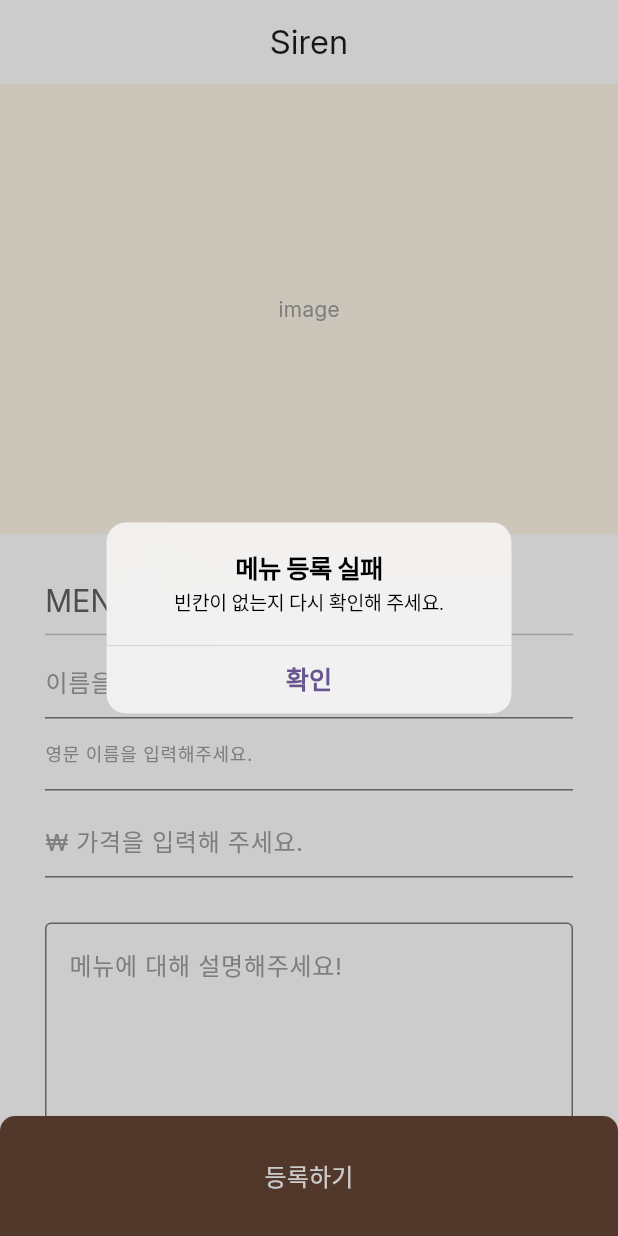
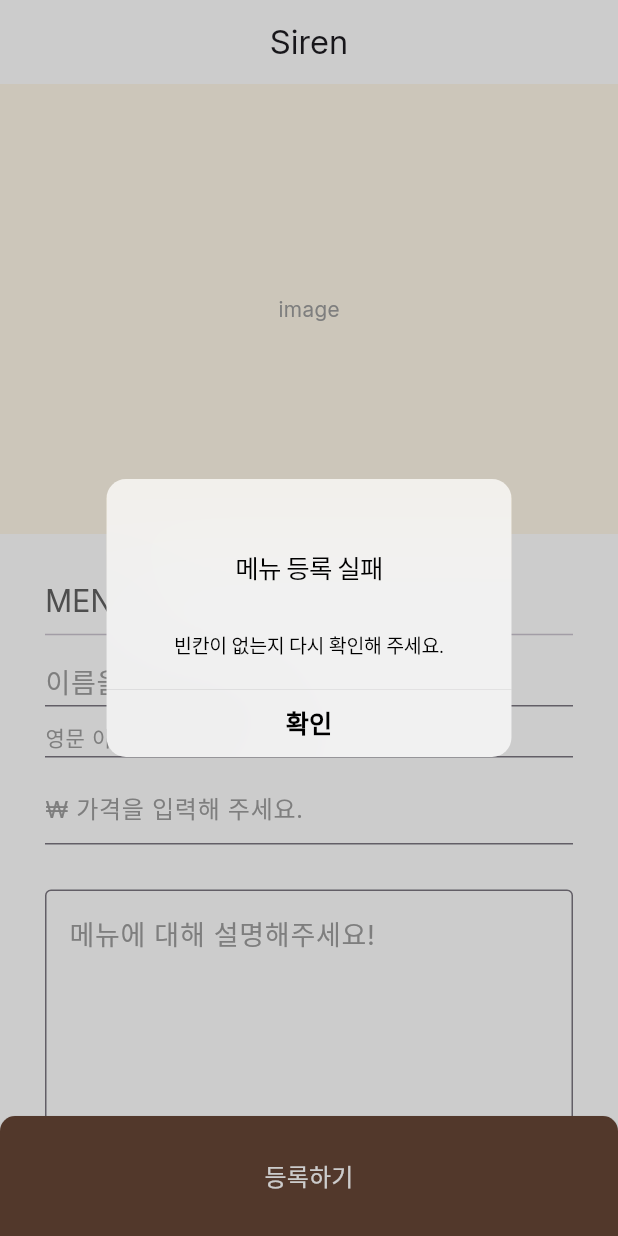
Before and after one commit to Hamiric/SirenOrder_Team4, a Flutter app: the screen it shows after launch, after a tap on "등록하기", on a phone screen of 412 x 824 dp. Run offline on Flutter 3.47's test engine with Material 3 defaults, Android fonts, the phone set to English and light mode, and no system bars; our stand-ins replace image_picker.

Commit message:
Fix : "item_add_page text필드 padding 수정, Cupertino 크기 변경"

```diff
--- a/lib/item_add_page/widget/dish_info_widget.dart
+++ b/lib/item_add_page/widget/dish_info_widget.dart
@@ -43,11 +43,17 @@ class DishInfoWidget extends StatelessWidget {
           TextField(
             controller: menuNameController,
             maxLines: 1,
+            style: const TextStyle(
+              fontSize: 18,
+              fontWeight: FontWeight.normal,
+            ),
             decoration: const InputDecoration(
               hintText: '이름을 입력해주세요.',
               hintStyle: TextStyle(
                 color: Colors.grey,
               ),
+              isDense: true,
+              contentPadding: EdgeInsets.only(top: 10, bottom: 2),
             ),
             onChanged: (text) {},
           ),
@@ -56,7 +62,8 @@ class DishInfoWidget extends StatelessWidget {
             controller: menuSubNameController,
             maxLines: 1,
             style: const TextStyle(
-              fontSize: 12,
+              fontSize: 14,
+              color: Color.fromARGB(255, 160, 173, 132),
             ),
             inputFormatters: [
               // 영어, 숫자, 공백만 입력
@@ -66,9 +73,11 @@ class DishInfoWidget extends StatelessWidget {
             decoration: const InputDecoration(
               hintText: '영문 이름을 입력해주세요.',
               hintStyle: TextStyle(
-                fontSize: 12,
+                fontSize: 14,
                 color: Colors.grey,
               ),
+              isDense: true,
+              contentPadding: EdgeInsets.only(top: 10, bottom: 2),
             ),
             onChanged: (text) {},
           ),
@@ -95,6 +104,10 @@ class DishInfoWidget extends StatelessWidget {
           TextField(
             controller: menuDescriptionController,
             maxLines: 12,
+            style: const TextStyle(
+              fontSize: 18,
+              fontWeight: FontWeight.normal,
+            ),
             decoration: const InputDecoration(
               hintText: '메뉴에 대해 설명해주세요!',
               hintStyle: TextStyle(
--- a/lib/item_add_page/widget/register_button.dart
+++ b/lib/item_add_page/widget/register_button.dart
@@ -102,14 +102,28 @@ void showCupertino(
       context: context,
       builder: (context) {
         return CupertinoAlertDialog(
-          title: Text(
-            is_approve ? approveRegistration : refuseRegistration,
+          title: SizedBox(
+            height: 80,
+            child: Center(
+              child: Text(
+                is_approve ? approveRegistration : refuseRegistration,
+                style: const TextStyle(
+                  fontWeight: FontWeight.normal
+                ),
+              ),
+            ),
           ),
           content: is_approve ? null : const Text('빈칸이 없는지 다시 확인해 주세요.'),
           actions: [
             CupertinoDialogAction(
               isDefaultAction: true,
-              child: const Text('확인'),
+              child: const Text(
+                '확인',
+                style: TextStyle(
+                  color: Colors.black,
+                  fontWeight: FontWeight.bold,
+                ),
+              ),
               onPressed: () {
                 if (is_approve) {
                   // 등록 성공했을 경우 Drink 객체 만들어서 데이터 넘겨주기
```
